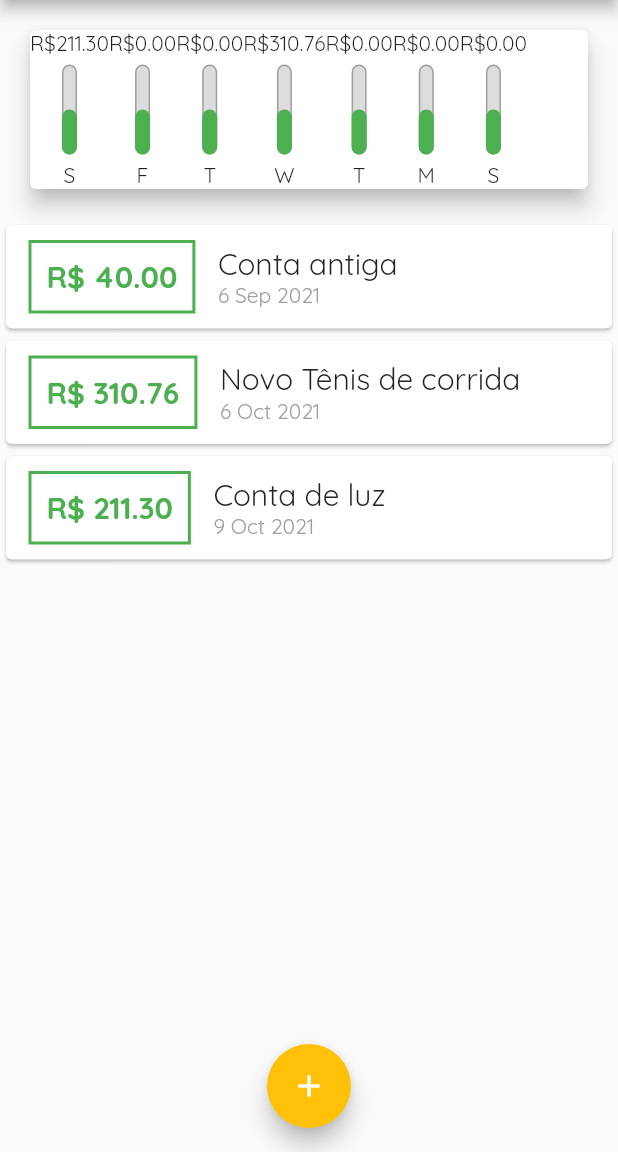
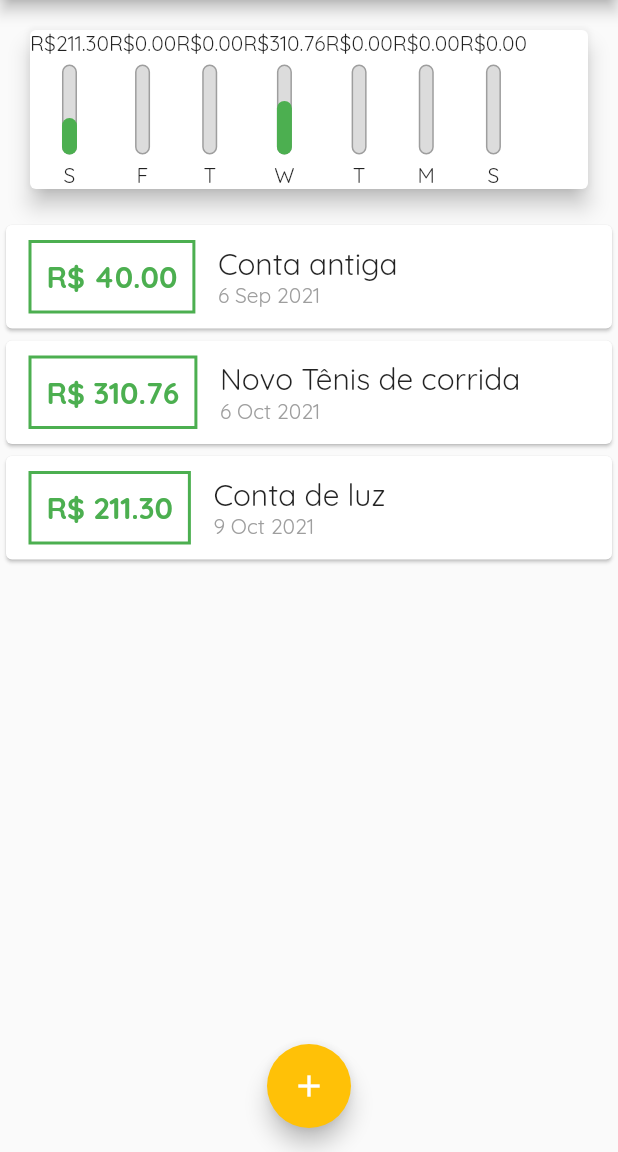
Before and after one commit to DionerWeiss/expenses, a Flutter app: the screen it shows after launch, on a phone screen of 412 x 824 dp, the part 84-1236 px from its top. Run offline on Flutter 3.47's test engine with Material 2 defaults, Android fonts, the phone set to English and light mode, and no system bars.

```diff
--- a/lib/components/chart.dart
+++ b/lib/components/chart.dart
@@ -36,6 +36,11 @@ class Chart extends StatelessWidget {
     });
   }
 
+  double get _weekTotalValue {
+    return groupedTransactions.fold(0.0,
+        (previousValue, element) => previousValue + element.cast()['value']);
+  }
+
   @override
   Widget build(BuildContext context) {
     return Card(
@@ -46,7 +51,7 @@ class Chart extends StatelessWidget {
             .map((tr) => ChartBar(
                   label: tr['day'].toString(),
                   value: tr.cast()['value'],
-                  percentage: 0.5,
+                  percentage: (tr['value'] as double) / _weekTotalValue,
                 ))
             .toList(),
       ),
```
